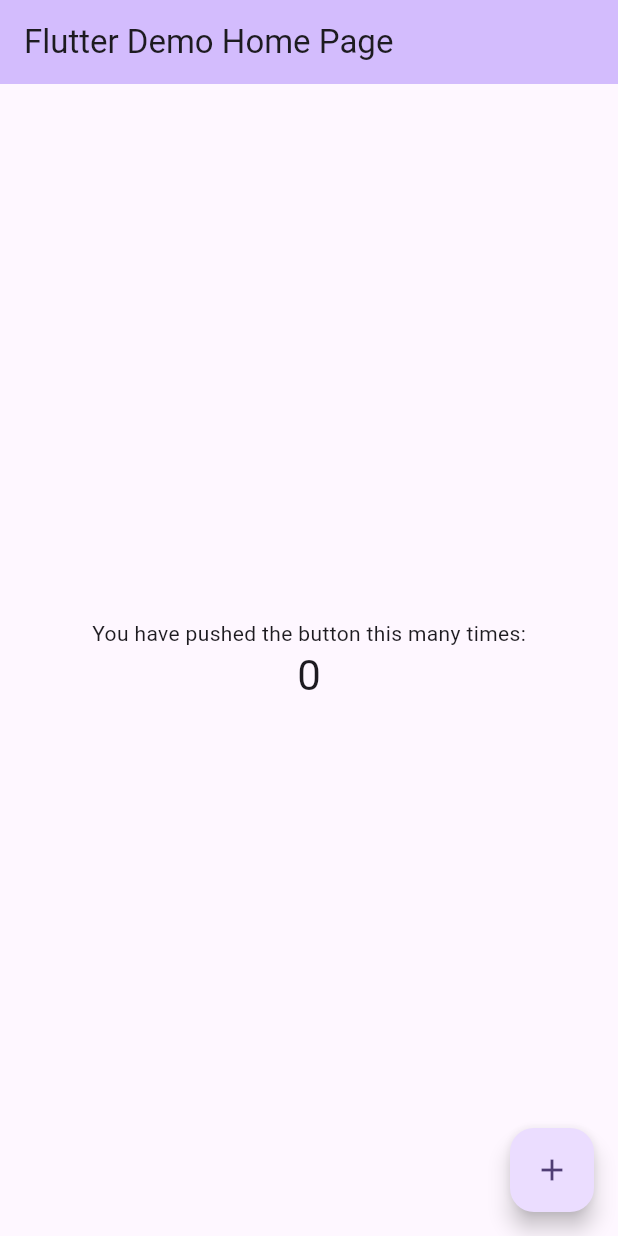
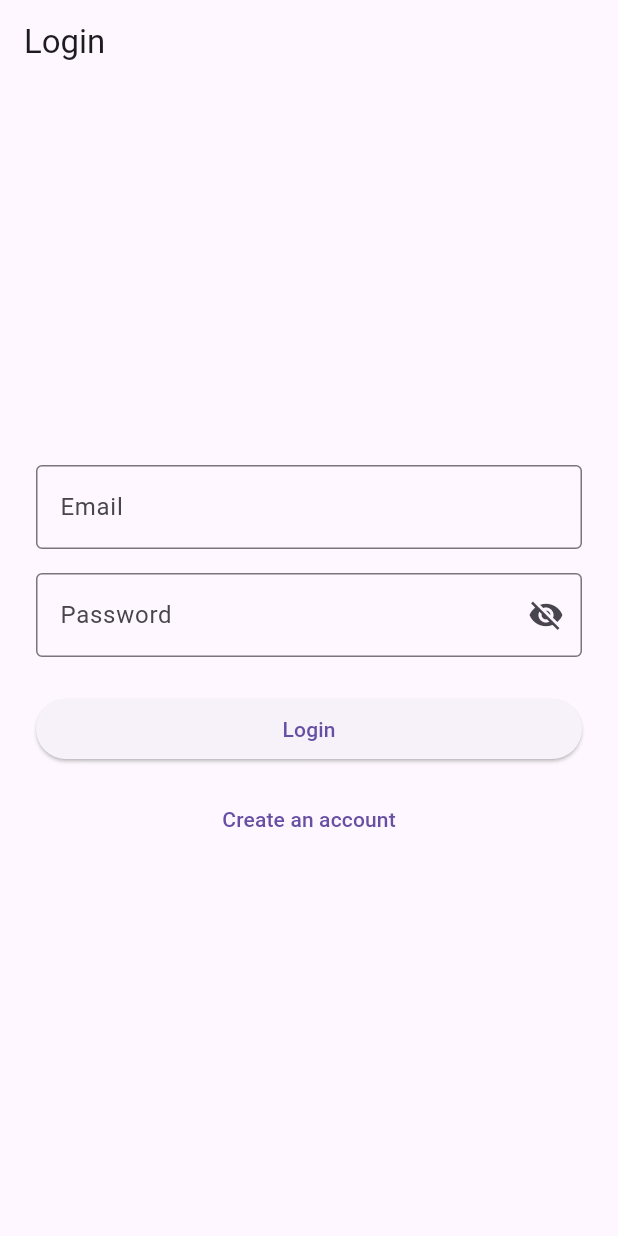
Before and after one commit to Mahnoor-Badar/tutor_connect, a Flutter app: the screen it shows after launch, on a phone screen of 412 x 824 dp. Run offline on Flutter 3.47's test engine with Material 3 defaults, Android fonts, the phone set to English and light mode, and no system bars; our stand-ins replace cloud_firestore, firebase_auth, firebase_core; accounts and stored records are empty.

Commit message:
Add Firebase setup and student authentication

```diff
--- a/lib/main_student.dart
+++ b/lib/main_student.dart
@@ -1,122 +1,28 @@
+import 'package:firebase_core/firebase_core.dart';
 import 'package:flutter/material.dart';
 
-void main() {
-  runApp(const MyApp());
+import 'firebase_options.dart';
+import 'screens/auth/login_screen.dart';
+
+void main() async {
+  WidgetsFlutterBinding.ensureInitialized();
+
+  await Firebase.initializeApp(
+    options: DefaultFirebaseOptions.currentPlatform,
+  );
+
+  runApp(const StudentApp());
 }
 
-class MyApp extends StatelessWidget {
-  const MyApp({super.key});
+class StudentApp extends StatelessWidget {
+  const StudentApp({super.key});
 
-  // This widget is the root of your application.
   @override
   Widget build(BuildContext context) {
     return MaterialApp(
-      title: 'Flutter Demo',
-      theme: ThemeData(
-        // This is the theme of your application.
-        //
-        // TRY THIS: Try running your application with "flutter run". You'll see
-        // the application has a purple toolbar. Then, without quitting the app,
-        // try changing the seedColor in the colorScheme below to Colors.green
-        // and then invoke "hot reload" (save your changes or press the "hot
-        // reload" button in a Flutter-supported IDE, or press "r" if you used
-        // the command line to start the app).
-        //
-        // Notice that the counter didn't reset back to zero; the application
-        // state is not lost during the reload. To reset the state, use hot
-        // restart instead.
-        //
-        // This works for code too, not just values: Most code changes can be
-        // tested with just a hot reload.
-        colorScheme: .fromSeed(seedColor: Colors.deepPurple),
-      ),
-      home: const MyHomePage(title: 'Flutter Demo Home Page'),
+      debugShowCheckedModeBanner: false,
+      title: 'Tutor Connect',
+      home: const LoginScreen(),
     );
   }
 }
-
-class MyHomePage extends StatefulWidget {
-  const MyHomePage({super.key, required this.title});
-
-  // This widget is the home page of your application. It is stateful, meaning
-  // that it has a State object (defined below) that contains fields that affect
-  // how it looks.
-
-  // This class is the configuration for the state. It holds the values (in this
-  // case the title) provided by the parent (in this case the App widget) and
-  // used by the build method of the State. Fields in a Widget subclass are
-  // always marked "final".
-
-  final String title;
-
-  @override
-  State<MyHomePage> createState() => _MyHomePageState();
-}
-
-class _MyHomePageState extends State<MyHomePage> {
-  int _counter = 0;
-
-  void _incrementCounter() {
-    setState(() {
-      // This call to setState tells the Flutter framework that something has
-      // changed in this State, which causes it to rerun the build method below
-      // so that the display can reflect the updated values. If we changed
-      // _counter without calling setState(), then the build method would not be
-      // called again, and so nothing would appear to happen.
-      _counter++;
-    });
-  }
-
-  @override
-  Widget build(BuildContext context) {
-    // This method is rerun every time setState is called, for instance as done
-    // by the _incrementCounter method above.
-    //
-    // The Flutter framework has been optimized to make rerunning build methods
-    // fast, so that you can just rebuild anything that needs updating rather
-    // than having to individually change instances of widgets.
-    return Scaffold(
-      appBar: AppBar(
-        // TRY THIS: Try changing the color here to a specific color (to
-        // Colors.amber, perhaps?) and trigger a hot reload to see the AppBar
-        // change color while the other colors stay the same.
-        backgroundColor: Theme.of(context).colorScheme.inversePrimary,
-        // Here we take the value from the MyHomePage object that was created by
-        // the App.build method, and use it to set our appbar title.
-        title: Text(widget.title),
-      ),
-      body: Center(
-        // Center is a layout widget. It takes a single child and positions it
-        // in the middle of the parent.
-        child: Column(
-          // Column is also a layout widget. It takes a list of children and
-          // arranges them vertically. By default, it sizes itself to fit its
-          // children horizontally, and tries to be as tall as its parent.
-          //
-          // Column has various properties to control how it sizes itself and
-          // how it positions its children. Here we use mainAxisAlignment to
-          // center the children vertically; the main axis here is the vertical
-          // axis because Columns are vertical (the cross axis would be
-          // horizontal).
-          //
-          // TRY THIS: Invoke "debug painting" (choose the "Toggle Debug Paint"
-          // action in the IDE, or press "p" in the console), to see the
-          // wireframe for each widget.
-          mainAxisAlignment: .center,
-          children: [
-            const Text('You have pushed the button this many times:'),
-            Text(
-              '$_counter',
-              style: Theme.of(context).textTheme.headlineMedium,
-            ),
-          ],
-        ),
-      ),
-      floatingActionButton: FloatingActionButton(
-        onPressed: _incrementCounter,
-        tooltip: 'Increment',
-        child: const Icon(Icons.add),
-      ),
-    );
-  }
-}
--- /dev/null
+++ b/lib/screens/auth/login_screen.dart
@@ -0,0 +1,146 @@
+import 'package:firebase_auth/firebase_auth.dart';
+import 'package:flutter/material.dart';
+
+import 'signup_screen.dart';
+
+class LoginScreen extends StatefulWidget {
+  const LoginScreen({super.key});
+
+  @override
+  State<LoginScreen> createState() => _LoginScreenState();
+}
+
+class _LoginScreenState extends State<LoginScreen> {
+  final _emailController = TextEditingController();
+  final _passwordController = TextEditingController();
+
+  bool _isLoading = false;
+  bool _obscurePassword = true;
+
+  Future<void> _login() async {
+    if (_emailController.text.trim().isEmpty ||
+        _passwordController.text.isEmpty) {
+      _showMessage('Please enter email and password');
+      return;
+    }
+
+    setState(() {
+      _isLoading = true;
+    });
+
+    try {
+      await FirebaseAuth.instance.signInWithEmailAndPassword(
+        email: _emailController.text.trim(),
+        password: _passwordController.text,
+      );
+
+      if (!mounted) return;
+
+      _showMessage('Login successful!');
+    } on FirebaseAuthException catch (e) {
+      if (!mounted) return;
+
+      String message = 'Login failed';
+
+      if (e.code == 'user-not-found') {
+        message = 'No account found with this email';
+      } else if (e.code == 'wrong-password' || e.code == 'invalid-credential') {
+        message = 'Incorrect email or password';
+      } else if (e.code == 'invalid-email') {
+        message = 'Invalid email address';
+      }
+
+      _showMessage(message);
+    } catch (e) {
+      if (!mounted) return;
+      _showMessage('Something went wrong');
+    } finally {
+      if (mounted) {
+        setState(() {
+          _isLoading = false;
+        });
+      }
+    }
+  }
+
+  void _showMessage(String message) {
+    ScaffoldMessenger.of(
+      context,
+    ).showSnackBar(SnackBar(content: Text(message)));
+  }
+
+  @override
+  void dispose() {
+    _emailController.dispose();
+    _passwordController.dispose();
+    super.dispose();
+  }
+
+  @override
+  Widget build(BuildContext context) {
+    return Scaffold(
+      appBar: AppBar(title: const Text('Login')),
+      body: Padding(
+        padding: const EdgeInsets.all(24),
+        child: Column(
+          mainAxisAlignment: MainAxisAlignment.center,
+          children: [
+            TextField(
+              controller: _emailController,
+              keyboardType: TextInputType.emailAddress,
+              decoration: const InputDecoration(
+                labelText: 'Email',
+                border: OutlineInputBorder(),
+              ),
+            ),
+
+            const SizedBox(height: 16),
+
+            TextField(
+              controller: _passwordController,
+              obscureText: _obscurePassword,
+              decoration: InputDecoration(
+                labelText: 'Password',
+                border: const OutlineInputBorder(),
+                suffixIcon: IconButton(
+                  icon: Icon(
+                    _obscurePassword ? Icons.visibility_off : Icons.visibility,
+                  ),
+                  onPressed: () {
+                    setState(() {
+                      _obscurePassword = !_obscurePassword;
+                    });
+                  },
+                ),
+              ),
+            ),
+
+            const SizedBox(height: 24),
+
+            SizedBox(
+              width: double.infinity,
+              child: ElevatedButton(
+                onPressed: _isLoading ? null : _login,
+                child: _isLoading
+                    ? const CircularProgressIndicator()
+                    : const Text('Login'),
+              ),
+            ),
+
+            const SizedBox(height: 12),
+
+            TextButton(
+              onPressed: () {
+                Navigator.push(
+                  context,
+                  MaterialPageRoute(builder: (context) => const SignupScreen()),
+                );
+              },
+              child: const Text('Create an account'),
+            ),
+          ],
+        ),
+      ),
+    );
+  }
+}
```
Also changed, not shown: lib/screens/auth/role_selection_screen.dart (added, +117 -0 lines), lib/screens/auth/signup_screen.dart (added, +163 -0 lines), firebase.json (added), lib/firebase_options.dart (added), 1 other file.
